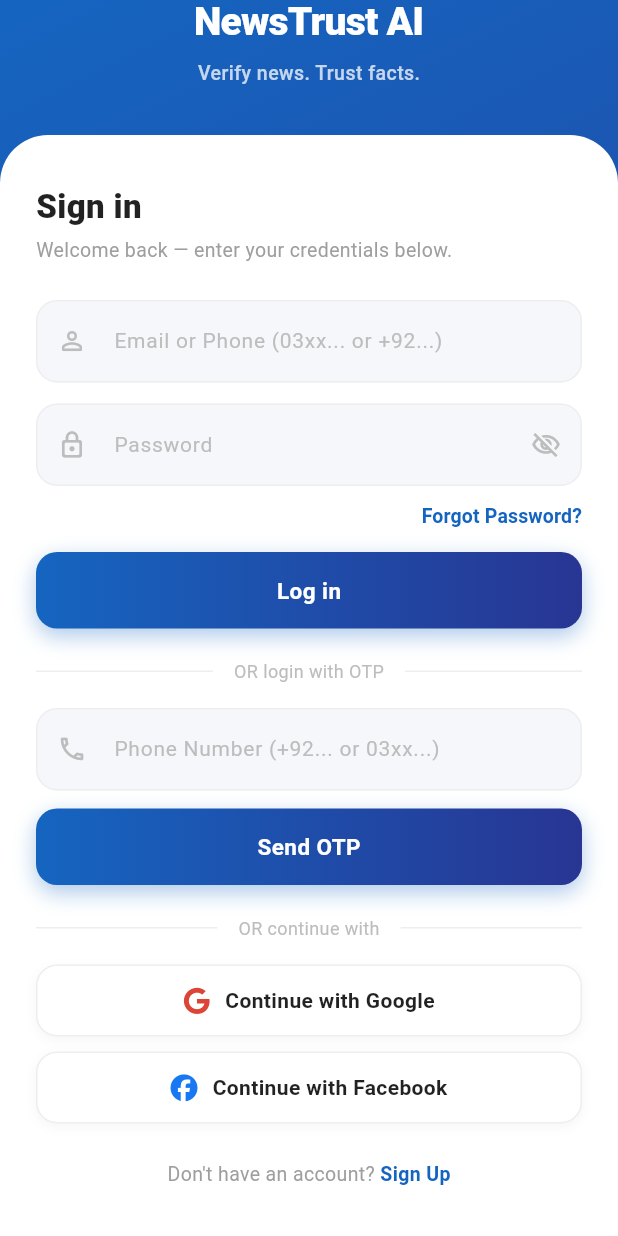
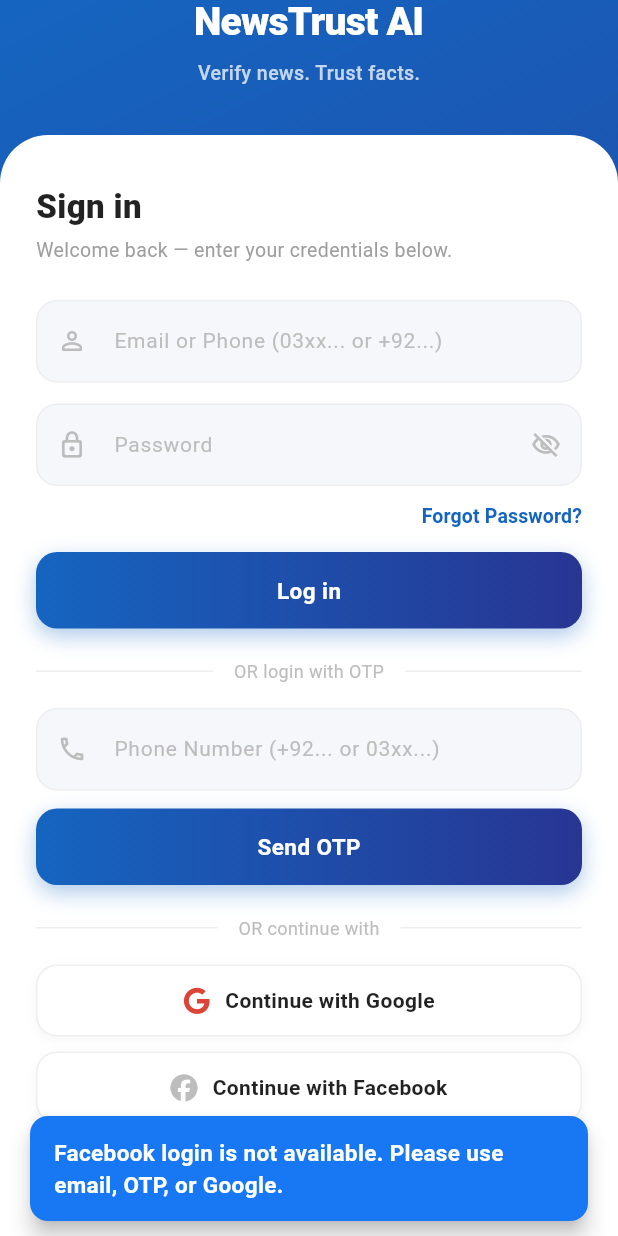
Before and after one commit to MSheharyar/FYP_NewsTrustAI, a Flutter app: the LoginScreen screen opened by its route, scrolled down 142 dp, after a tap on "Continue with Facebook", on a phone screen of 412 x 824 dp. Run offline on Flutter 3.47's test engine with Material 3 defaults, Android fonts, the phone set to English and light mode, and no system bars; our stand-ins replace cloud_firestore, firebase_auth, firebase_core, firebase_storage, fl_chart, font_awesome_flutter and 5 more; missing offline and left inert: flutter_facebook_auth, google_mlkit_text_recognition; accounts and stored records are empty.

Commit message:
fix: google login, facebook message, news card fallback
- Remove clientId from GoogleSignIn (Android reads from google-services.json);
  add null-guard for cancelled sign-in flow
- Remove _handleFacebookSignIn; tapping Facebook now shows info snackbar
- NewsCard: replace grey fallback with source-coloured gradient header
  so cards look correct when RSS articles have no image
- AllNewsScreen: same gradient fallback, reduced image height to 120px

Co-Authored-By: Claude Sonnet 4.6 <noreply@anthropic.com>

```diff
--- a/frontend/newstrustai/lib/screens/login_screen.dart
+++ b/frontend/newstrustai/lib/screens/login_screen.dart
@@ -172,26 +172,6 @@ class _LoginScreenState extends State<LoginScreen> {
         setState(() => _isLoading = false);
         showSnackBar('Failed to send OTP. Please try again.');
       }
-    }
-  }
-
-  Future<void> _handleFacebookSignIn() async {
-    setState(() => _isLoading = true);
-    try {
-      final user = await AuthService().signInWithFacebook();
-      if (user != null) await _ensureFirestoreDoc(user);
-      if (user != null && mounted) {
-        Navigator.pushReplacement(
-          context,
-          MaterialPageRoute(builder: (_) => HomeScreen(firstName: user.displayName ?? "User")),
-        );
-        showSnackBar("Facebook Login successful!", color: Colors.blue);
-      }
-    } catch (e) {
-      showSnackBar("Facebook Login failed or was canceled.", color: Colors.red);
-      debugPrint("Facebook Auth Error: $e");
-    } finally {
-      if (mounted) setState(() => _isLoading = false);
     }
   }
 
@@ -500,11 +480,14 @@ class _LoginScreenState extends State<LoginScreen> {
                               ),
                               const SizedBox(height: 10),
 
-                              // Facebook
+                              // Facebook — not available, show info
                               _socialButton(
-                                onTap: _handleFacebookSignIn,
+                                onTap: () => showSnackBar(
+                                  "Facebook login is not available. Please use email, OTP, or Google.",
+                                  color: const Color(0xFF1877F2),
+                                ),
                                 icon: FontAwesomeIcons.facebook,
-                                iconColor: const Color(0xFF1877F2),
+                                iconColor: Colors.grey.shade400,
                                 label: 'Continue with Facebook',
                               ),
                               const SizedBox(height: 24),
```
Also changed, not shown: frontend/newstrustai/lib/screens/allnews_screen.dart (+25 -27 lines), frontend/newstrustai/lib/screens/home/widgets/news_card.dart (+84 -19 lines), frontend/newstrustai/lib/services/auth_service.dart (+6 -8 lines).
